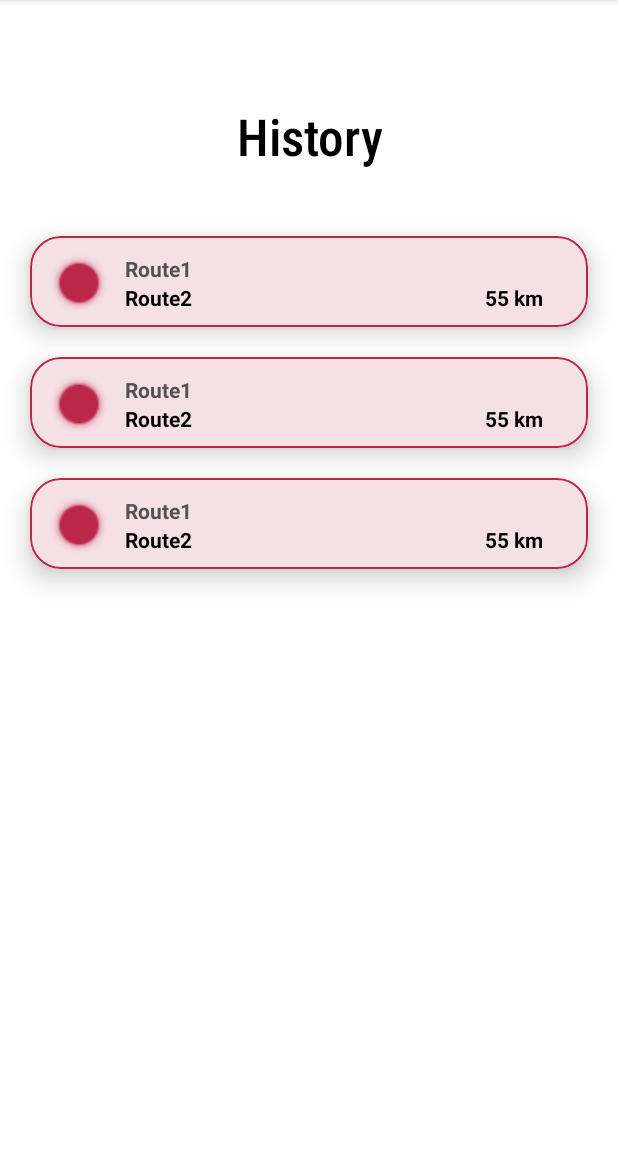
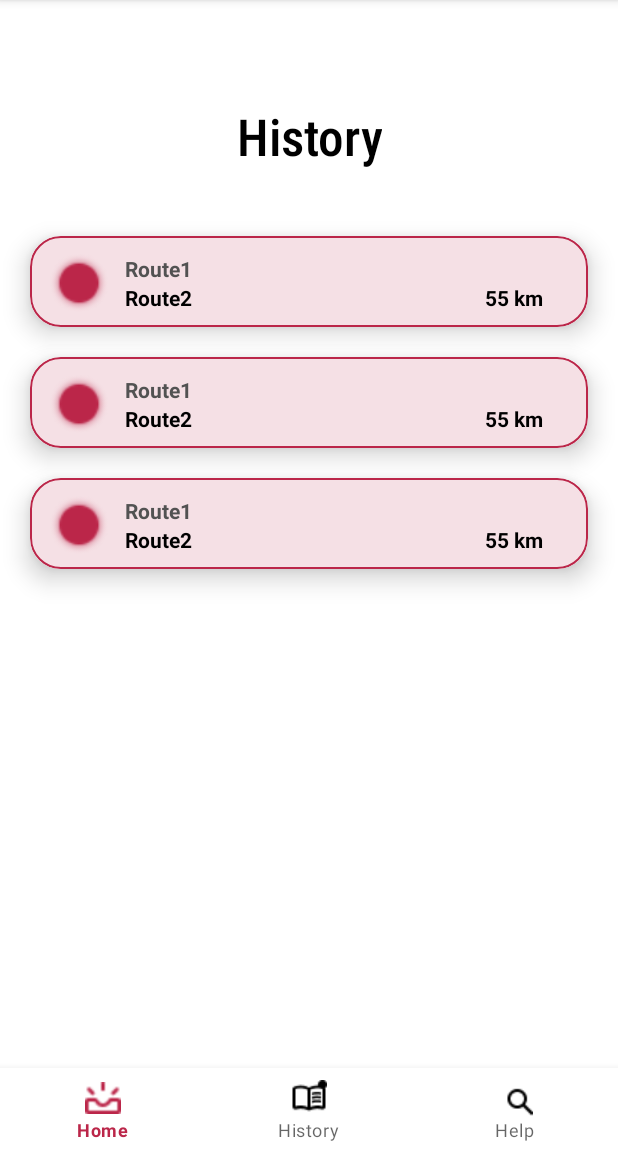
Before and after one commit to SirChubbx17/RideSafe, an Android app: the fragment HistoryFragment shown on its own in the app's theme, on a phone screen of 412 x 824 dp, the part 84-1236 px from its top. Run offline under Robolectric (Android 15) with nearby library versions, the phone set to English and light mode, and no system bars; our stand-ins replace data binding.

Commit message:
add navigation bottom

```diff
--- /dev/null
+++ b/app/src/main/res/color/icon_color.xml
@@ -0,0 +1,7 @@
+<?xml version="1.0" encoding="utf-8"?>
+<selector xmlns:android="http://schemas.android.com/apk/res/android">
+
+<item android:color="@color/colorPrimary" android:state_checked="true"/>
+<item android:color="@color/black" android:state_checked="false"/>
+
+</selector>
--- a/app/src/main/res/layout/activity_main.xml
+++ b/app/src/main/res/layout/activity_main.xml
@@ -3,6 +3,7 @@
     xmlns:android="http://schemas.android.com/apk/res/android"
     xmlns:app="http://schemas.android.com/apk/res-auto"
     tools:context="com.example.ridesafe.MainActivity">
+
     <androidx.drawerlayout.widget.DrawerLayout
         android:id="@+id/drawerLayout"
         android:layout_width="match_parent"
@@ -20,6 +21,9 @@
                 app:navGraph = "@navigation/navigation"
                 app:defaultNavHost = "true"
                 tools:layout="@layout/fragment_login" />
+
         </LinearLayout>
+
+
     </androidx.drawerlayout.widget.DrawerLayout>
 </layout>
--- a/app/src/main/res/layout/fragment_faq.xml
+++ b/app/src/main/res/layout/fragment_faq.xml
@@ -16,6 +16,6 @@
             android:id="@+id/recyclerView"
             app:layoutManager="androidx.recyclerview.widget.LinearLayoutManager"/>
 
+    </LinearLayout>
 
-    </LinearLayout>
 </layout>
--- a/app/src/main/res/layout/fragment_history.xml
+++ b/app/src/main/res/layout/fragment_history.xml
@@ -302,6 +302,21 @@
             </LinearLayout>
         </androidx.cardview.widget.CardView>
 
+        <RelativeLayout
+            android:layout_width="match_parent"
+            android:layout_height="match_parent">
+
+            <com.google.android.material.bottomnavigation.BottomNavigationView
+                android:layout_width="match_parent"
+                android:layout_height="wrap_content"
+                android:layout_alignParentBottom="true"
+                android:background="@color/white"
+                app:menu="@menu/navigation_items"
+                app:itemRippleColor="@color/border"
+                app:itemIconTint="@color/icon_color">
+
+            </com.google.android.material.bottomnavigation.BottomNavigationView>
+        </RelativeLayout>
 
     </androidx.constraintlayout.widget.ConstraintLayout>
 
--- /dev/null
+++ b/app/src/main/res/menu/navigation_items.xml
@@ -0,0 +1,18 @@
+<?xml version="1.0" encoding="utf-8"?>
+<menu xmlns:android="http://schemas.android.com/apk/res/android">
+
+
+    <item android:id="@+id/homeId"
+        android:icon="@drawable/home"
+        android:title="Home"
+        />
+
+    <item android:id="@+id/historyId"
+        android:icon="@drawable/history"
+        android:title="History"/>
+
+    <item android:id="@+id/help"
+        android:icon="@drawable/help"
+        android:title="Help"/>
+
+</menu>
```
Also changed, not shown: app/src/main/res/layout/fragment_about.xml (+17 -0 lines), app/src/main/res/layout/fragment_adventure.xml (+17 -0 lines), app/src/main/res/layout/fragment_faqrow.xml (+17 -0 lines), app/src/main/res/layout/fragment_home.xml (+17 -0 lines), app/src/main/res/drawable/help.png (added), app/src/main/res/drawable/history.png (added), app/src/main/res/drawable/home.png (added).
